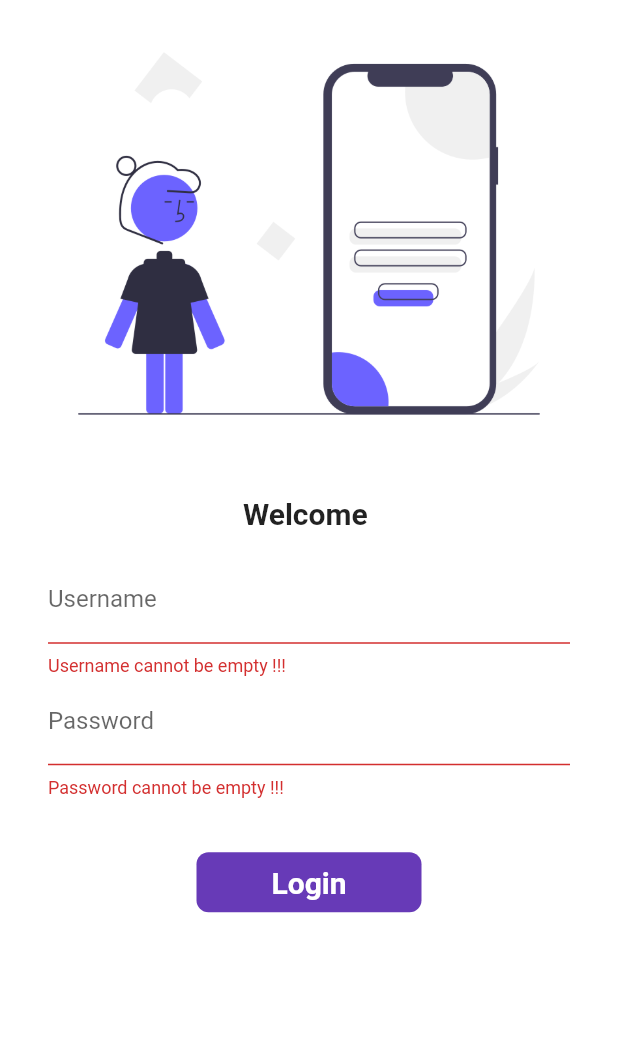
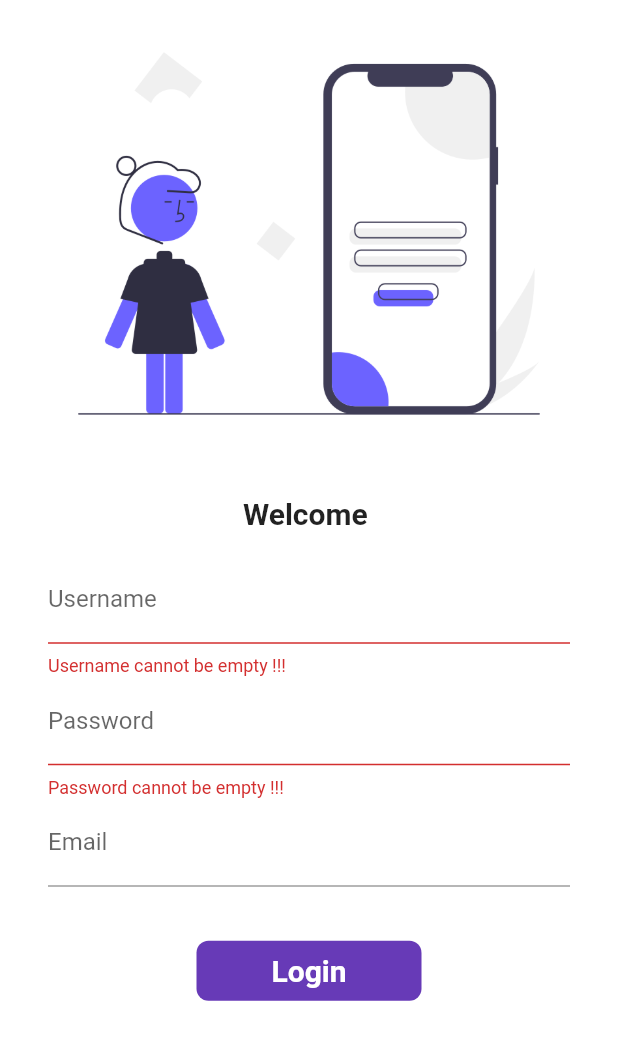
Before and after one commit to Mehul-Kumar-27/Flutter, a Flutter app: the screen it shows after launch, after a tap on "Login", on a phone screen of 412 x 824 dp. Shown: the top 1040 px of the screen. Run offline on Flutter 3.47's test engine with Material 2 defaults, Android fonts, the phone set to English and light mode, and no system bars.

Commit message:
Day3 Completed

```diff
--- a/lib/main.dart
+++ b/lib/main.dart
@@ -14,7 +14,8 @@ class MyApp extends StatelessWidget {
   @override
   Widget build(BuildContext context) {
     return MaterialApp(
-      theme: ThemeData(primarySwatch: Colors.purple),
+      debugShowCheckedModeBanner: false,
+      theme: ThemeData(primarySwatch: Colors.deepPurple),
       routes: {
         "/": (context) => LoginPage(),
         MyRoutes.homePage: (context) => HomePage(),
--- a/lib/pages/homePage.dart
+++ b/lib/pages/homePage.dart
@@ -1,15 +1,21 @@
+import 'package:codepur/widget/drawer.dart';
 import 'package:flutter/material.dart';
 
 class HomePage extends StatelessWidget {
   @override
   Widget build(BuildContext context) {
+    final routeData =
+        ModalRoute.of(context)?.settings.arguments as Map<String, String>;
+
+    final Name = routeData['Name'];
+    final Email = routeData['Email'];
+
     return Scaffold(
-      appBar: AppBar(
-        centerTitle: true,
-        title: Text("Catalog App"),
-      ),
-      body: Center(child: Text("Welcome to Catalod App")),
-      drawer: Drawer(),
-    );
+        appBar: AppBar(
+          centerTitle: true,
+          title: Text("Catalog App"),
+        ),
+        body: Center(child: Text("Welcome to Catalod App")),
+        drawer:MyDrawer(Name.toString() , Email.toString()));
   }
 }
--- a/lib/pages/login.dart
+++ b/lib/pages/login.dart
@@ -1,4 +1,4 @@
-// ignore_for_file: prefer_const_constructors, sort_child_properties_last, use_build_context_synchronously
+// ignore_for_file: prefer_const_constructors, sort_child_properties_last, use_build_context_synchronously, unnecessary_new, prefer_final_fields
 
 import 'dart:ui';
 
@@ -14,6 +14,7 @@ class LoginPage extends StatefulWidget {
 
 class _LoginPageState extends State<LoginPage> {
   String name = "";
+  String email = "";
   bool changeButton = false;
   final _formKey = GlobalKey<FormState>();
 
@@ -25,7 +26,11 @@ class _LoginPageState extends State<LoginPage> {
 
       await Future.delayed(Duration(seconds: 1));
 
-      await Navigator.pushNamed(context, MyRoutes.homePage);
+      await Navigator.pushNamed(context, MyRoutes.homePage,
+          arguments: <String, String>{
+            'Name': name,
+            'Email': email,
+          });
       setState(() {
         changeButton = false;
       });
@@ -56,7 +61,7 @@ class _LoginPageState extends State<LoginPage> {
                   children: [
                     TextFormField(
                       decoration: InputDecoration(
-                        hintText: ("Enter username"),
+                        hintText: ("Enter Username"),
                         labelText: ("Username"),
                       ),
                       validator: (value) {
@@ -84,6 +89,14 @@ class _LoginPageState extends State<LoginPage> {
                           return "Password lenght cannot be lesss than 6 characters";
                         }
                         return null;
+                      },
+                    ),
+                    TextFormField(
+                      decoration: InputDecoration(
+                          hintText: "Enter your email", labelText: "Email"),
+                      onChanged: (value) {
+                        email = value;
+                        setState(() {});
                       },
                     )
                   ],
```
Also changed, not shown: lib/widget/drawer.dart (added, +52 -0 lines), assets/images/profile_picture.png (added).
